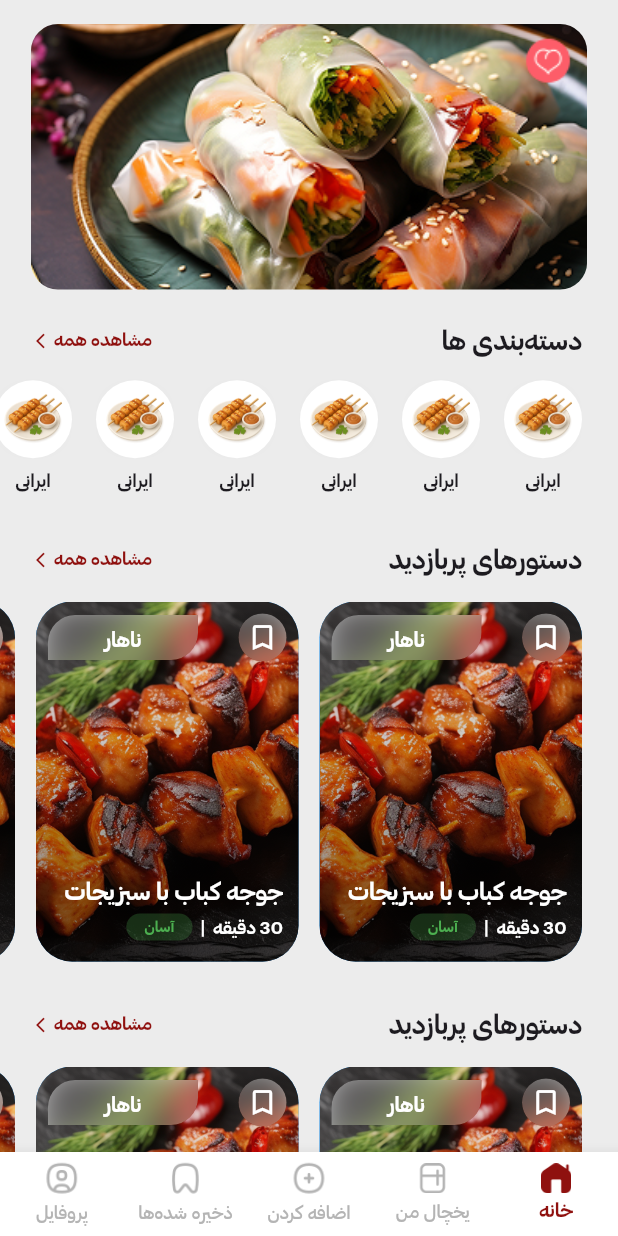
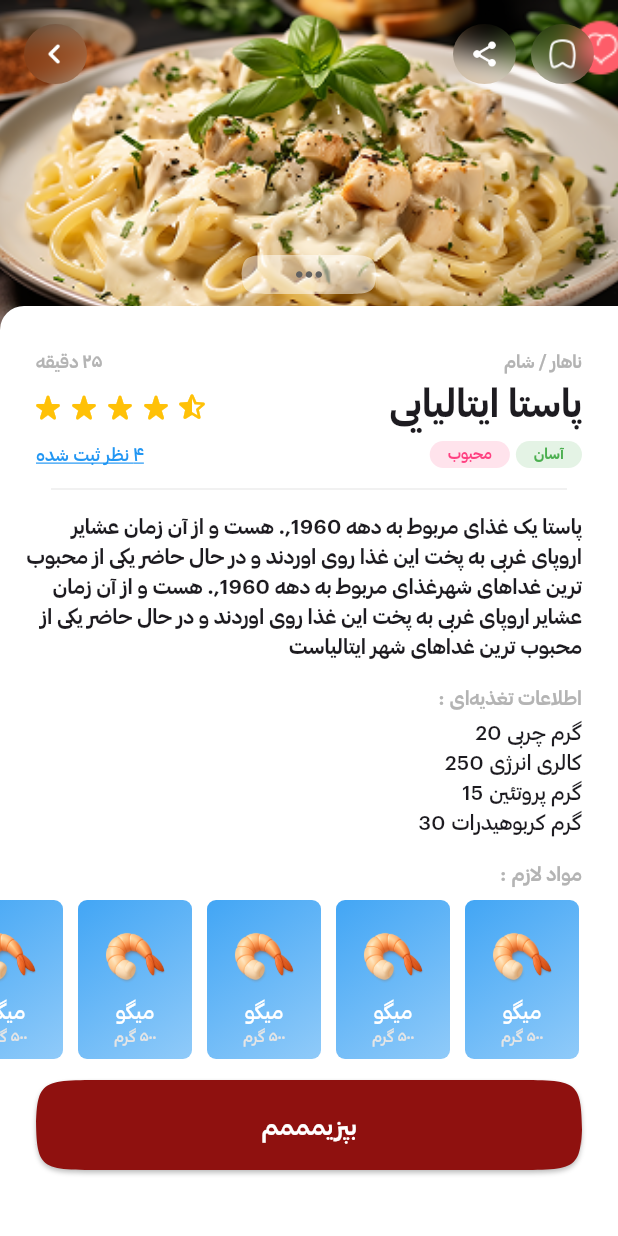
Before and after one commit to matinnajafi/mazeh_app, a Flutter app: the screen it shows after launch, on a phone screen of 412 x 824 dp. Run offline on Flutter 3.47's test engine with Material 3 defaults, Android fonts, the phone set to English and light mode, and no system bars; drawn by our look-alikes of carousel_slider; our stand-ins replace flutter_staggered_animations, fluttertoast, go_router; missing offline and left inert: animated_analog_clock, fade_scroll_app_bar.

Commit message:
Add basic recipe screen UI with slivers and sections

```diff
--- /dev/null
+++ b/lib/features/recipe/presentation/screens/recipe_screen.dart
@@ -0,0 +1,145 @@
+import 'package:flutter/material.dart';
+import 'package:mazeh_app/core/constants/app_color.dart';
+import 'package:mazeh_app/features/recipe/presentation/widgets/glass_action_button.dart';
+import 'package:mazeh_app/features/recipe/presentation/widgets/image_banner_indicator.dart';
+import 'package:mazeh_app/features/recipe/presentation/widgets/lets_cook_button.dart';
+import 'package:mazeh_app/features/recipe/presentation/widgets/recipe_info.dart';
+import 'package:mazeh_app/features/recipe/presentation/widgets/recipe_ingredient.dart';
+import 'package:mazeh_app/features/recipe/presentation/widgets/recipe_nutrition.dart';
+import 'package:mazeh_app/shared/widgets/bottom_sheet_header.dart';
+import 'package:mazeh_app/shared/widgets/tile_divider.dart';
+
+class RecipeScreen extends StatelessWidget {
+  const RecipeScreen({super.key});
+
+  @override
+  Widget build(BuildContext context) {
+    return Scaffold(
+      backgroundColor: Colors.white,
+      body: SafeArea(
+        child: NestedScrollView(
+          headerSliverBuilder: (context, isScrolled) {
+            return [
+              SliverAppBar(
+                toolbarHeight: 56,
+                actionsPadding: const EdgeInsets.only(
+                  right: 16,
+                  left: 16,
+                  top: 16,
+                ),
+                actions: const [
+                  GlassActionButton(
+                    asset: 'images/arrow_back.png',
+                    padding: EdgeInsets.only(
+                      left: 8,
+                      right: 7,
+                      top: 6,
+                      bottom: 6,
+                    ),
+                    onTap: null,
+                  ),
+                  Spacer(),
+                  GlassActionButton(
+                    asset: 'images/icon_share_white.png',
+                    padding: EdgeInsets.all(10),
+                    onTap: null,
+                  ),
+                  SizedBox(width: 10),
+                  GlassActionButton(
+                    asset: 'images/icon_bookmark_white.png',
+                    padding: EdgeInsets.all(8),
+                    onTap: null,
+                  ),
+                ],
+                bottom: const PreferredSize(
+                  preferredSize: Size.fromHeight(10),
+                  child: Column(
+                    children: [
+                      ImageBannersIndicator(),
+                      SizedBox(height: 8.0),
+                      BottomSheetHeader(showRightRadius: false),
+                    ],
+                  ),
+                ),
+                backgroundColor: AppColor.red,
+                expandedHeight: 220,
+                flexibleSpace: FlexibleSpaceBar(
+                  collapseMode: CollapseMode.none,
+                  background: Image.asset(
+                    'images/banner2.png',
+                    fit: BoxFit.cover,
+                  ),
+                ),
+              ),
+              const SliverPadding(padding: EdgeInsets.only(bottom: 12)),
+              const SliverToBoxAdapter(
+                child: Padding(
+                  padding: EdgeInsets.symmetric(horizontal: 24),
+                  child: MealTimeAndDuration(),
+                ),
+              ),
+              const SliverToBoxAdapter(
+                child: Padding(
+                  padding: EdgeInsets.only(right: 24, left: 20),
+                  child: RecipeHeader(),
+                ),
+              ),
+              const SliverToBoxAdapter(
+                child: Padding(
+                  padding: EdgeInsets.only(right: 24, left: 24, top: 8),
+                  child: RecipeTagsBar(),
+                ),
+              ),
+              const SliverToBoxAdapter(
+                child: Padding(
+                  padding: EdgeInsets.symmetric(horizontal: 34, vertical: 6),
+                  child: TileDivider(thickness: 1.0),
+                ),
+              ),
+            ];
+          },
+          body: const CustomScrollView(
+            slivers: [
+              SliverToBoxAdapter(
+                child: Padding(
+                  padding: EdgeInsets.only(right: 24, left: 12, bottom: 8),
+                  child: RecipeDescription(),
+                ),
+              ),
+              SliverToBoxAdapter(
+                child: Padding(
+                  padding: EdgeInsets.only(right: 24, top: 8, bottom: 2),
+                  child: RecipeNutritionTitle(),
+                ),
+              ),
+              SliverToBoxAdapter(
+                child: Padding(
+                  padding: EdgeInsets.only(right: 24, left: 12, bottom: 8),
+                  child: RecipeNutritionInfo(),
+                ),
+              ),
+              SliverToBoxAdapter(
+                child: Padding(
+                  padding: EdgeInsets.only(right: 24, top: 8, bottom: 6),
+                  child: RecipeIngredientsTitle(),
+                ),
+              ),
+              SliverToBoxAdapter(child: RecipeIngredientsList()),
+              SliverToBoxAdapter(
+                child: Padding(
+                  padding: EdgeInsets.only(
+                    right: 24,
+                    left: 24,
+                    top: 12,
+                    bottom: 44,
+                  ),
+                  child: LetsCookButton(),
+                ),
+              ),
+            ],
+          ),
+        ),
+      ),
+    );
+  }
+}
--- /dev/null
+++ b/lib/features/recipe/presentation/widgets/glass_action_button.dart
@@ -0,0 +1,36 @@
+import 'dart:ui';
+
+import 'package:flutter/material.dart';
+
+class GlassActionButton extends StatelessWidget {
+  final String asset;
+  final EdgeInsets padding;
+  final double size;
+  final VoidCallback? onTap;
+
+  const GlassActionButton({
+    super.key,
+    required this.asset,
+    this.padding = const EdgeInsets.all(8),
+    this.size = 42,
+    this.onTap,
+  });
+
+  @override
+  Widget build(BuildContext context) {
+    return GestureDetector(
+      onTap: onTap,
+      child: ClipOval(
+        child: BackdropFilter(
+          filter: ImageFilter.blur(sigmaX: 10, sigmaY: 10),
+          child: Container(
+            height: size,
+            width: size,
+            decoration: BoxDecoration(shape: BoxShape.circle),
+            child: Padding(padding: padding, child: Image.asset(asset)),
+          ),
+        ),
+      ),
+    );
+  }
+}
--- /dev/null
+++ b/lib/features/recipe/presentation/widgets/image_banner_indicator.dart
@@ -0,0 +1,22 @@
+import 'package:flutter/material.dart';
+
+class ImageBannersIndicator extends StatelessWidget {
+  const ImageBannersIndicator({super.key});
+
+  @override
+  Widget build(BuildContext context) {
+    return Container(
+      height: 26,
+      width: 90,
+      decoration: ShapeDecoration(
+        color: Colors.white.withOpacity(0.5),
+        shape: ContinuousRectangleBorder(
+          borderRadius: BorderRadius.circular(24),
+        ),
+      ),
+      child: Center(
+        child: Icon(Icons.more_horiz, color: Colors.grey.shade700, size: 26),
+      ),
+    );
+  }
+}
--- /dev/null
+++ b/lib/features/recipe/presentation/widgets/lets_cook_button.dart
@@ -0,0 +1,25 @@
+import 'package:flutter/material.dart';
+import 'package:mazeh_app/core/constants/app_color.dart';
+
+class LetsCookButton extends StatelessWidget {
+  const LetsCookButton({super.key});
+
+  @override
+  Widget build(BuildContext context) {
+    return ElevatedButton(
+      style: ElevatedButton.styleFrom(
+        minimumSize: const Size(double.infinity, 60),
+        backgroundColor: AppColor.red,
+        overlayColor: Colors.white,
+        shape: ContinuousRectangleBorder(
+          borderRadius: BorderRadius.circular(44),
+        ),
+      ),
+      onPressed: () {},
+      child: Text(
+        'بپزیمممم',
+        style: TextStyle(color: Colors.white, fontFamily: 'CSB', fontSize: 16),
+      ),
+    );
+  }
+}
--- /dev/null
+++ b/lib/features/recipe/presentation/widgets/recipe_info.dart
@@ -0,0 +1,144 @@
+import 'package:flutter/material.dart';
+import 'package:mazeh_app/core/constants/app_color.dart';
+
+class RecipeDescription extends StatelessWidget {
+  const RecipeDescription({super.key});
+
+  @override
+  Widget build(BuildContext context) {
+    return Text(
+      textAlign: TextAlign.right,
+      'پاستا یک غذای مربوط به دهه 1960,. هست و از آن زمان عشایر اروپای غربی به پخت این غذا روی اوردند و در حال حاضر یکی از محبوب ترین غداهای شهرغذای مربوط به دهه 1960,. هست و از آن زمان عشایر اروپای غربی به پخت این غذا روی اوردند و در حال حاضر یکی از محبوب ترین غداهای شهر ایتالیاست',
+      style: TextStyle(fontFamily: 'CSB'),
+    );
+  }
+}
+
+class RecipeTagsBar extends StatelessWidget {
+  const RecipeTagsBar({super.key});
+
+  @override
+  Widget build(BuildContext context) {
+    return Row(
+      crossAxisAlignment: CrossAxisAlignment.center,
+      children: [
+        const Text(
+          '۴ نظر ثبت شده',
+          textDirection: TextDirection.rtl,
+          style: TextStyle(
+            color: Colors.blue,
+            fontFamily: 'CM',
+            fontSize: 12,
+            textBaseline: TextBaseline.ideographic,
+            decoration: TextDecoration.underline,
+            decorationColor: Colors.blue,
+          ),
+        ),
+        const Spacer(),
+        Container(
+          padding: const EdgeInsets.only(
+            top: 1,
+            bottom: 3,
+            left: 12,
+            right: 12,
+          ),
+          decoration: BoxDecoration(
+            color: Colors.pinkAccent.withOpacity(0.15),
+            borderRadius: BorderRadius.circular(12),
+          ),
+          child: const Text(
+            'محبوب',
+            style: TextStyle(
+              fontFamily: 'CSB',
+              color: Colors.pinkAccent,
+              fontSize: 10,
+              fontWeight: FontWeight.w500,
+            ),
+            textAlign: TextAlign.center,
+          ),
+        ),
+        const SizedBox(width: 4),
+        Container(
+          padding: const EdgeInsets.only(
+            top: 1,
+            bottom: 3,
+            left: 12,
+            right: 12,
+          ),
+          decoration: BoxDecoration(
+            color: Colors.green.withOpacity(0.15),
+            borderRadius: BorderRadius.circular(12),
+          ),
+          child: const Text(
+            'آسان',
+            style: TextStyle(
+              fontFamily: 'CSB',
+              color: Colors.green,
+              fontSize: 10,
+              fontWeight: FontWeight.w500,
+            ),
+            textAlign: TextAlign.center,
+          ),
+        ),
+      ],
+    );
+  }
+}
+
+class RecipeHeader extends StatelessWidget {
+  const RecipeHeader({super.key});
+
+  @override
+  Widget build(BuildContext context) {
+    return Row(
+      mainAxisAlignment: MainAxisAlignment.spaceBetween,
+      crossAxisAlignment: CrossAxisAlignment.center,
+      mainAxisSize: MainAxisSize.max,
+      children: [
+        Padding(
+          padding: const EdgeInsets.only(top: 8),
+          child: Row(
+            children: List.generate(
+              4,
+              (_) => Icon(Icons.star_rate_rounded, color: Colors.amber),
+            )..add(Icon(Icons.star_half_rounded, color: Colors.amber)),
+          ),
+        ),
+        Text(
+          'پاستا ایتالیایی',
+          style: TextStyle(fontFamily: 'CSB', fontSize: 26),
+        ),
+      ],
+    );
+  }
+}
+
+class MealTimeAndDuration extends StatelessWidget {
+  const MealTimeAndDuration({super.key});
+
+  @override
+  Widget build(BuildContext context) {
+    return const Row(
+      mainAxisAlignment: MainAxisAlignment.spaceBetween,
+      children: [
+        Text(
+          '۲۵ دقیقه',
+          textDirection: TextDirection.rtl,
+          style: TextStyle(
+            color: AppColor.greytextColor,
+            fontFamily: 'CSB',
+            fontSize: 12,
+          ),
+        ),
+        Text(
+          'ناهار / شام',
+          style: TextStyle(
+            color: AppColor.greytextColor,
+            fontFamily: 'CSB',
+            fontSize: 12,
+          ),
+        ),
+      ],
+    );
+  }
+}
--- /dev/null
+++ b/lib/features/recipe/presentation/widgets/recipe_ingredient.dart
@@ -0,0 +1,47 @@
+import 'package:flutter/material.dart';
+import 'package:mazeh_app/core/constants/app_color.dart';
+import 'package:mazeh_app/features/refrigerator/presentation/widgets/refrigerator_widgets/ingredient_card.dart';
+
+class RecipeIngredientsList extends StatelessWidget {
+  const RecipeIngredientsList({super.key});
+
+  @override
+  Widget build(BuildContext context) {
+    return SizedBox(
+      height: 110,
+      child: Padding(
+        padding: const EdgeInsets.only(right: 24),
+        child: Directionality(
+          textDirection: TextDirection.rtl,
+          child: ListView.builder(
+            scrollDirection: Axis.horizontal,
+            itemCount: 5,
+            itemBuilder: (context, index) {
+              return Padding(
+                padding: const EdgeInsets.only(left: 6.0),
+                child: IngredientItem(),
+              );
+            },
+          ),
+        ),
+      ),
+    );
+  }
+}
+
+class RecipeIngredientsTitle extends StatelessWidget {
+  const RecipeIngredientsTitle({super.key});
+
+  @override
+  Widget build(BuildContext context) {
+    return Text(
+      textAlign: TextAlign.end,
+      ': مواد لازم',
+      style: TextStyle(
+        color: AppColor.greytextColor,
+        fontFamily: 'CSB',
+        fontSize: 13,
+      ),
+    );
+  }
+}
--- /dev/null
+++ b/lib/features/recipe/presentation/widgets/recipe_nutrition.dart
@@ -0,0 +1,54 @@
+import 'package:flutter/material.dart';
+import 'package:mazeh_app/core/constants/app_color.dart';
+
+class RecipeNutritionInfo extends StatelessWidget {
+  const RecipeNutritionInfo({super.key});
+
+  @override
+  Widget build(BuildContext context) {
+    return Column(
+      mainAxisSize: MainAxisSize.min,
+      mainAxisAlignment: MainAxisAlignment.start,
+      crossAxisAlignment: CrossAxisAlignment.end,
+      children: [
+        Text(
+          textAlign: TextAlign.right,
+          '20 گرم چربی',
+          style: TextStyle(fontFamily: 'CM'),
+        ),
+        Text(
+          textAlign: TextAlign.right,
+          '250 کالری انرژی',
+          style: TextStyle(fontFamily: 'CM'),
+        ),
+        Text(
+          textAlign: TextAlign.right,
+          '15 گرم پروتئین',
+          style: TextStyle(fontFamily: 'CM'),
+        ),
+        Text(
+          textAlign: TextAlign.right,
+          '30 گرم کربوهیدرات',
+          style: TextStyle(fontFamily: 'CM'),
+        ),
+      ],
+    );
+  }
+}
+
+class RecipeNutritionTitle extends StatelessWidget {
+  const RecipeNutritionTitle({super.key});
+
+  @override
+  Widget build(BuildContext context) {
+    return Text(
+      textAlign: TextAlign.end,
+      ': اطلاعات تغذیه‌ای',
+      style: TextStyle(
+        color: AppColor.greytextColor,
+        fontFamily: 'CSB',
+        fontSize: 13,
+      ),
+    );
+  }
+}
--- a/lib/features/refrigerator/presentation/widgets/refrigerator_widgets/ingredient_card.dart
+++ b/lib/features/refrigerator/presentation/widgets/refrigerator_widgets/ingredient_card.dart
@@ -7,7 +7,7 @@ class IngredientItem extends StatelessWidget {
   Widget build(BuildContext context) {
     return SizedBox(
       height: 110,
-      width: double.infinity,
+      width: 80,
       child: Padding(
         padding: const EdgeInsets.all(2),
         child: Container(
--- a/lib/main.dart
+++ b/lib/main.dart
@@ -1,5 +1,5 @@
 import 'package:flutter/material.dart';
-import 'package:mazeh_app/core/routing/go_router.dart';
+import 'package:mazeh_app/features/recipe/presentation/screens/recipe_screen.dart';
 
 void main() {
   runApp(const MyApp());
@@ -10,9 +10,6 @@ class MyApp extends StatelessWidget {
 
   @override
   Widget build(BuildContext context) {
-    return MaterialApp.router(
-      debugShowCheckedModeBanner: false,
-      routerConfig: appGlobalRout,
-    );
+    return MaterialApp(debugShowCheckedModeBanner: false, home: RecipeScreen());
   }
 }
--- /dev/null
+++ b/lib/shared/widgets/bottom_sheet_header.dart
@@ -0,0 +1,38 @@
+import 'package:flutter/material.dart';
+
+class BottomSheetHeader extends StatelessWidget {
+  final double height;
+  final Color color;
+  final double radius;
+  final bool showLeftRadius;
+  final bool showRightRadius;
+  final EdgeInsetsGeometry? padding;
+  final Widget? child;
+
+  const BottomSheetHeader({
+    super.key,
+    this.height = 16,
+    this.color = Colors.white,
+    this.radius = 44.0,
+    this.showLeftRadius = true,
+    this.showRightRadius = true,
+    this.padding,
+    this.child,
+  });
+
+  @override
+  Widget build(BuildContext context) {
+    return Container(
+      height: height,
+      padding: padding,
+      decoration: BoxDecoration(
+        color: color,
+        borderRadius: BorderRadius.only(
+          topLeft: showLeftRadius ? Radius.circular(radius) : Radius.zero,
+          topRight: showRightRadius ? Radius.circular(radius) : Radius.zero,
+        ),
+      ),
+      child: child,
+    );
+  }
+}
```
Also changed, not shown: images/arrow_back.png (added), images/icon_bookmark_white.png (added), images/icon_share_white.png (added).
